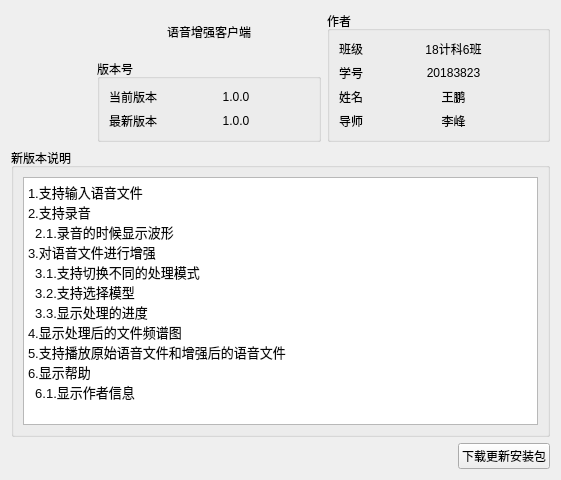
wp19991/speech_enhancement, file ui/about_frame.ui: the form before one commit.
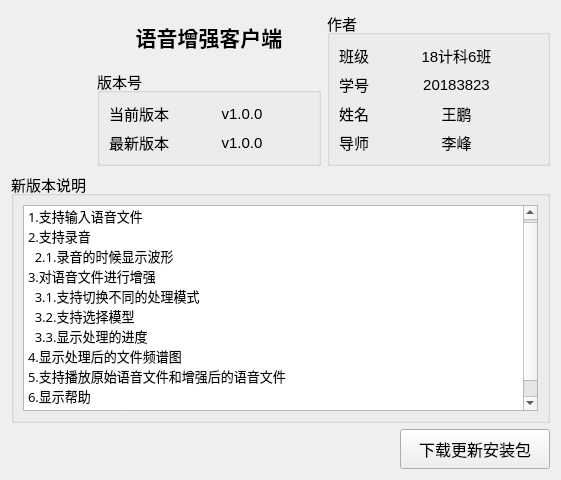
The form after the commit. Icons and pictures are not drawn.

```diff
--- a/ui/about_frame.ui
+++ b/ui/about_frame.ui
@@ -49,6 +49,15 @@
       <layout class="QVBoxLayout" name="verticalLayout">
        <item>
         <widget class="QLabel" name="label_2">
+         <property name="font">
+          <font>
+           <family>华文楷体</family>
+           <pointsize>16</pointsize>
+           <weight>75</weight>
+           <italic>false</italic>
+           <bold>true</bold>
+          </font>
+         </property>
          <property name="text">
           <string>语音增强客户端</string>
          </property>
@@ -59,6 +68,11 @@
        </item>
        <item>
         <widget class="QGroupBox" name="groupBox">
+         <property name="font">
+          <font>
+           <pointsize>11</pointsize>
+          </font>
+         </property>
          <property name="title">
           <string>版本号</string>
          </property>
@@ -76,7 +90,7 @@
           <item row="0" column="1">
            <widget class="QLabel" name="now_version_label">
             <property name="text">
-             <string>1.0.0</string>
+             <string>v1.0.0</string>
             </property>
             <property name="alignment">
              <set>Qt::AlignCenter</set>
@@ -96,7 +110,7 @@
           <item row="1" column="1">
            <widget class="QLabel" name="new_version_label">
             <property name="text">
-             <string>1.0.0</string>
+             <string>v1.0.0</string>
             </property>
             <property name="alignment">
              <set>Qt::AlignCenter</set>
@@ -110,6 +124,13 @@
      </item>
      <item>
       <widget class="QGroupBox" name="groupBox_2">
+       <property name="font">
+        <font>
+         <pointsize>11</pointsize>
+         <weight>50</weight>
+         <bold>false</bold>
+        </font>
+       </property>
        <property name="title">
         <string>作者</string>
        </property>
@@ -201,17 +222,40 @@
    </item>
    <item>
     <widget class="QGroupBox" name="groupBox_3">
+     <property name="font">
+      <font>
+       <pointsize>11</pointsize>
+      </font>
+     </property>
      <property name="title">
       <string>新版本说明</string>
      </property>
      <layout class="QVBoxLayout" name="verticalLayout_3">
       <item>
        <widget class="QTextBrowser" name="new_version_function_textBrowser">
+        <property name="font">
+         <font>
+          <family>华文楷体</family>
+          <pointsize>12</pointsize>
+         </font>
+        </property>
+        <property name="frameShape">
+         <enum>QFrame::StyledPanel</enum>
+        </property>
+        <property name="frameShadow">
+         <enum>QFrame::Sunken</enum>
+        </property>
+        <property name="tabChangesFocus">
+         <bool>false</bool>
+        </property>
+        <property name="lineWrapMode">
+         <enum>QTextEdit::NoWrap</enum>
+        </property>
         <property name="html">
          <string>&lt;!DOCTYPE HTML PUBLIC &quot;-//W3C//DTD HTML 4.0//EN&quot; &quot;http://www.w3.org/TR/REC-html40/strict.dtd&quot;&gt;
 &lt;html&gt;&lt;head&gt;&lt;meta name=&quot;qrichtext&quot; content=&quot;1&quot; /&gt;&lt;style type=&quot;text/css&quot;&gt;
 p, li { white-space: pre-wrap; }
-&lt;/style&gt;&lt;/head&gt;&lt;body style=&quot; font-family:'SimSun'; font-size:9pt; font-weight:400; font-style:normal;&quot;&gt;
+&lt;/style&gt;&lt;/head&gt;&lt;body style=&quot; font-family:'华文楷体'; font-size:12pt; font-weight:400; font-style:normal;&quot;&gt;
 &lt;p style=&quot; margin-top:12px; margin-bottom:12px; margin-left:0px; margin-right:0px; -qt-block-indent:0; text-indent:0px; background-color:#ffffff;&quot;&gt;&lt;span style=&quot; font-family:'JetBrains Mono','monospace'; font-size:9.8pt; color:#000000;&quot;&gt;1.支持&lt;/span&gt;&lt;span style=&quot; font-family:'宋体','monospace'; font-size:9.8pt; color:#080808;&quot;&gt;输入语音文件&lt;br /&gt;2.支持录音&lt;br /&gt;  2.1.录音的时候显示波形&lt;br /&gt;3.对语音文件进行增强&lt;br /&gt;  3.1.支持切换不同的处理模式&lt;br /&gt;  3.2.支持选择模型&lt;br /&gt;  3.3.显示处理的进度&lt;br /&gt;4.显示处理后的文件频谱图&lt;br /&gt;5.支持播放原始语音文件和增强后的语音文件&lt;br /&gt;6.显示帮助&lt;br /&gt;  6.1.显示作者信息&lt;/span&gt;&lt;/p&gt;&lt;/body&gt;&lt;/html&gt;</string>
         </property>
        </widget>
@@ -236,6 +280,19 @@
      </item>
      <item>
       <widget class="QPushButton" name="download_new_version_pushButton">
+       <property name="minimumSize">
+        <size>
+         <width>150</width>
+         <height>40</height>
+        </size>
+       </property>
+       <property name="font">
+        <font>
+         <pointsize>12</pointsize>
+         <weight>50</weight>
+         <bold>false</bold>
+        </font>
+       </property>
        <property name="cursor">
         <cursorShape>PointingHandCursor</cursorShape>
        </property>
```
